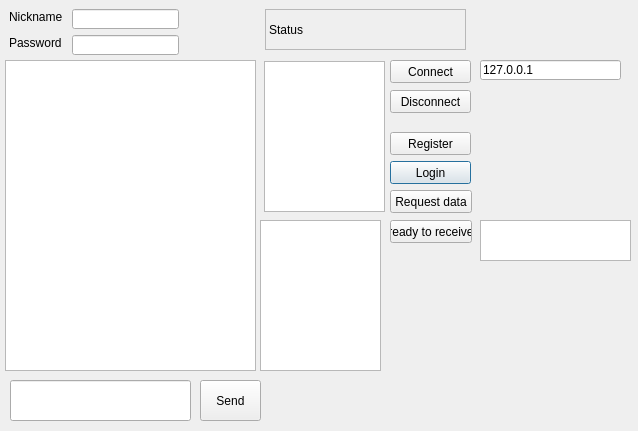
This is chatclientdialog.ui in 41412/messanger_debugging_tool as Qt 5 draws it before an edit. The edited form follows.
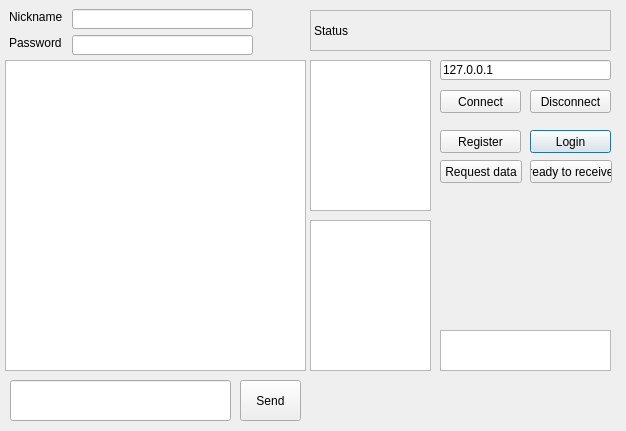
This is the edited form.

Commit message: modify ui and chagne msg log

The edit to the form file:
```diff
--- a/chatclientdialog.ui
+++ b/chatclientdialog.ui
@@ -6,7 +6,7 @@
    <rect>
     <x>0</x>
     <y>0</y>
-    <width>638</width>
+    <width>626</width>
     <height>431</height>
    </rect>
   </property>
@@ -16,8 +16,8 @@
   <widget class="QPushButton" name="pushButton_Login">
    <property name="geometry">
     <rect>
-     <x>390</x>
-     <y>161</y>
+     <x>530</x>
+     <y>130</y>
      <width>81</width>
      <height>23</height>
     </rect>
@@ -29,8 +29,8 @@
   <widget class="QPushButton" name="pushButton_RequestUserData">
    <property name="geometry">
     <rect>
-     <x>390</x>
-     <y>190</y>
+     <x>440</x>
+     <y>160</y>
      <width>82</width>
      <height>23</height>
     </rect>
@@ -70,7 +70,7 @@
     <rect>
      <x>72</x>
      <y>9</y>
-     <width>107</width>
+     <width>181</width>
      <height>20</height>
     </rect>
    </property>
@@ -78,9 +78,9 @@
   <widget class="QLabel" name="label_Status">
    <property name="geometry">
     <rect>
-     <x>265</x>
-     <y>9</y>
-     <width>201</width>
+     <x>310</x>
+     <y>10</y>
+     <width>301</width>
      <height>41</height>
     </rect>
    </property>
@@ -94,7 +94,7 @@
   <widget class="QPushButton" name="pushButton_Send">
    <property name="geometry">
     <rect>
-     <x>200</x>
+     <x>240</x>
      <y>380</y>
      <width>61</width>
      <height>41</height>
@@ -104,21 +104,11 @@
     <string>Send</string>
    </property>
   </widget>
-  <widget class="QTextEdit" name="textEdit_Friends">
-   <property name="geometry">
-    <rect>
-     <x>264</x>
-     <y>61</y>
-     <width>121</width>
-     <height>151</height>
-    </rect>
-   </property>
-  </widget>
   <widget class="QPushButton" name="pushButton_ReqRegiseter">
    <property name="geometry">
     <rect>
-     <x>390</x>
-     <y>132</y>
+     <x>440</x>
+     <y>130</y>
      <width>81</width>
      <height>23</height>
     </rect>
@@ -132,7 +122,7 @@
     <rect>
      <x>72</x>
      <y>35</y>
-     <width>107</width>
+     <width>181</width>
      <height>20</height>
     </rect>
    </property>
@@ -142,7 +132,7 @@
     <rect>
      <x>10</x>
      <y>380</y>
-     <width>181</width>
+     <width>221</width>
      <height>41</height>
     </rect>
    </property>
@@ -152,7 +142,7 @@
     <rect>
      <x>5</x>
      <y>60</y>
-     <width>251</width>
+     <width>301</width>
      <height>311</height>
     </rect>
    </property>
@@ -160,8 +150,8 @@
   <widget class="QPushButton" name="pushButton_Connect">
    <property name="geometry">
     <rect>
-     <x>390</x>
-     <y>60</y>
+     <x>440</x>
+     <y>90</y>
      <width>81</width>
      <height>23</height>
     </rect>
@@ -173,7 +163,7 @@
   <widget class="QPushButton" name="pushButton_Disconnect">
    <property name="geometry">
     <rect>
-     <x>390</x>
+     <x>530</x>
      <y>90</y>
      <width>81</width>
      <height>23</height>
@@ -186,9 +176,9 @@
   <widget class="QLineEdit" name="lineEdit_Address">
    <property name="geometry">
     <rect>
-     <x>480</x>
+     <x>440</x>
      <y>60</y>
-     <width>141</width>
+     <width>171</width>
      <height>20</height>
     </rect>
    </property>
@@ -199,9 +189,9 @@
   <widget class="QTextEdit" name="textEdit_RoomSelected">
    <property name="geometry">
     <rect>
-     <x>480</x>
-     <y>220</y>
-     <width>151</width>
+     <x>440</x>
+     <y>330</y>
+     <width>171</width>
      <height>41</height>
     </rect>
    </property>
@@ -209,7 +199,7 @@
   <widget class="QListWidget" name="listWidget_Rooms">
    <property name="geometry">
     <rect>
-     <x>260</x>
+     <x>310</x>
      <y>220</y>
      <width>121</width>
      <height>151</height>
@@ -219,8 +209,8 @@
   <widget class="QPushButton" name="pushButton_ReadyToRx">
    <property name="geometry">
     <rect>
-     <x>390</x>
-     <y>220</y>
+     <x>530</x>
+     <y>160</y>
      <width>82</width>
      <height>23</height>
     </rect>
@@ -229,6 +219,16 @@
     <string>ready to receive</string>
    </property>
   </widget>
+  <widget class="QListWidget" name="listWidget_Friends">
+   <property name="geometry">
+    <rect>
+     <x>310</x>
+     <y>60</y>
+     <width>121</width>
+     <height>151</height>
+    </rect>
+   </property>
+  </widget>
  </widget>
  <resources/>
  <connections/>
```
Left out of the diff: 16 changed lines with no effect on the pictures. The commit also changes 1 other file.
